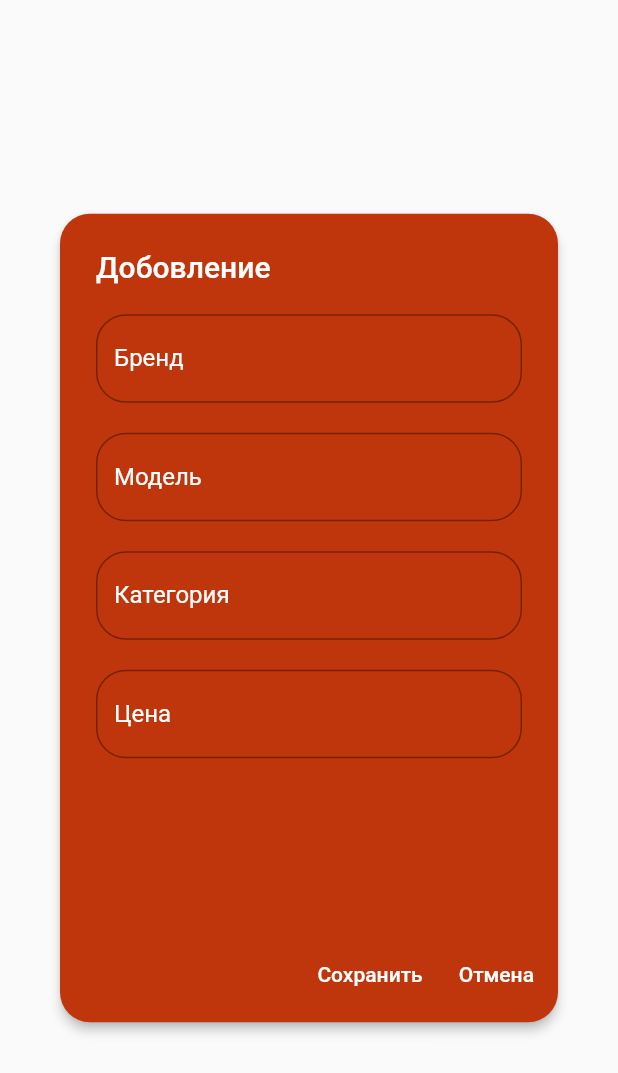
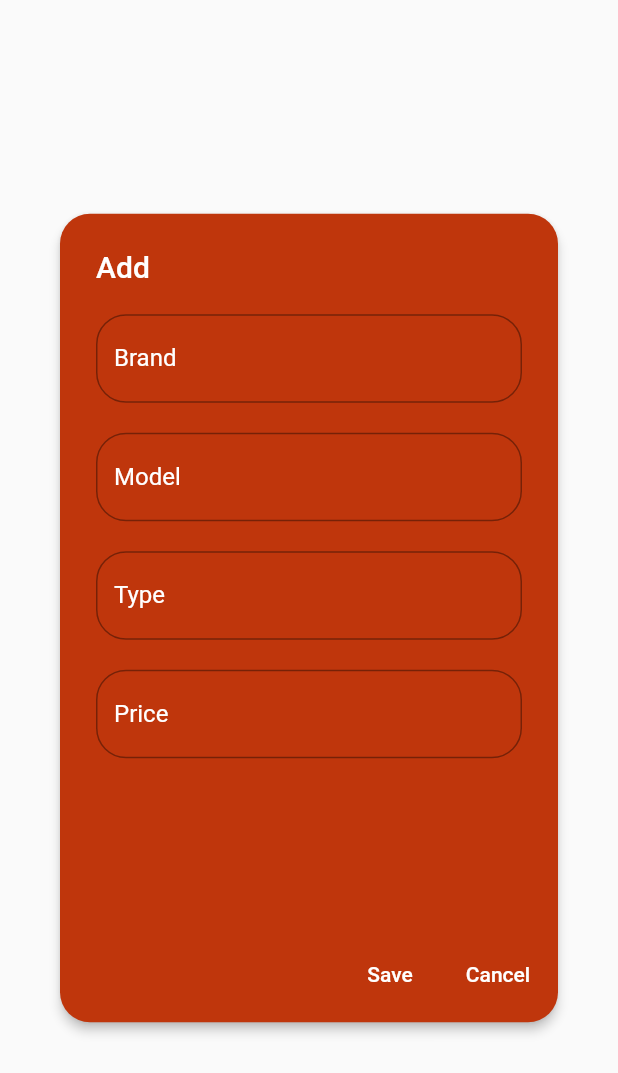
Before and after one commit to zhoomartnurlanuulu/hive_example, a Flutter app: the AppDialog widget shown alone on an empty page, opened directly, on a phone screen of 412 x 824 dp. Shown: the top 1073 px of the screen. Run offline on Flutter 3.47's test engine with Material 2 defaults, Android fonts, the phone set to English and light mode, and no system bars; our stand-ins replace auto_route, easy_localization, hive_flutter; missing offline and left inert: scaffold_gradient_background; accounts and stored records are empty.

Commit message:
easy localization changes

```diff
--- a/assets/l10n/en.json
+++ b/assets/l10n/en.json
@@ -1,5 +1,18 @@
 {
+    "main":{
+    "nothings":" Nothings here",
     "model":"Model:",
     "type": "Type:",
     "price":"Price:"
+},
+"dialog":{
+"add":"Add",
+"brand": "Brand",
+"model": "Model",
+"type": "Type",
+"price":"Price",
+"save": "Save",
+"cancel":"Cancel",
+"fil":"Fill out the form"
 }
+}
--- a/assets/l10n/ru.json
+++ b/assets/l10n/ru.json
@@ -1,5 +1,18 @@
 {
+    "main": {
+    "nothings":"Ничего нет",
     "model":"Модель:",
     "type": "Категория:",
     "price":"Цена:"
+},
+"dialog":{
+    "add":"Добавление",
+"brand": "Бренд",
+"model": "Модель",
+"type": "Категория",
+"price":"Цена",
+"save":"Сохранить",
+"cancel":"Отмена",
+"fil":"Заполните форму"
 }
+}
--- a/lib/widgets/alert_dialog.dart
+++ b/lib/widgets/alert_dialog.dart
@@ -1,8 +1,10 @@
 import 'package:auto_route/auto_route.dart';
+import 'package:easy_localization/easy_localization.dart';
 import 'package:flutter/material.dart';
 import 'package:hive_flutter/hive_flutter.dart';
 import 'package:hive_tutorial_app/feature/data/hive/gadget_model.dart';
 import 'package:hive_tutorial_app/feature/data/hive/hive_name.dart';
+import 'package:hive_tutorial_app/generated/locale_keys.g.dart';
 
 class AppDialog extends StatefulWidget {
   final formKey = GlobalKey<FormState>();
@@ -25,9 +27,9 @@ class _AppDialogState extends State<AppDialog> {
     return AlertDialog(
       shape: const RoundedRectangleBorder(
           borderRadius: BorderRadius.all(Radius.circular(20))),
-      title: const Text(
-        'Добовление',
-        style: TextStyle(color: Colors.white),
+      title: Text(
+        LocaleKeys.dialog_add.tr(),
+        style: const TextStyle(color: Colors.white),
       ),
       elevation: 3,
       backgroundColor: Colors.deepOrange[900],
@@ -37,9 +39,9 @@ class _AppDialogState extends State<AppDialog> {
               foregroundColor: Colors.transparent,
               shadowColor: Colors.transparent),
           onPressed: _validateAndSave,
-          child: const Text(
-            'Сохранить',
-            style: TextStyle(color: Colors.white),
+          child: Text(
+            LocaleKeys.dialog_save.tr(),
+            style: const TextStyle(color: Colors.white),
           ),
         ),
         TextButton(
@@ -49,9 +51,9 @@ class _AppDialogState extends State<AppDialog> {
           onPressed: () {
             context.router.pop(true);
           },
-          child: const Text(
-            'Отмена',
-            style: TextStyle(color: Colors.white),
+          child: Text(
+            LocaleKeys.dialog_cancel.tr(),
+            style: const TextStyle(color: Colors.white),
           ),
         ),
       ],
@@ -66,7 +68,9 @@ class _AppDialogState extends State<AppDialog> {
                   children: [
                     TextFormField(
                       validator: (val) {
-                        return val!.trim().isEmpty ? 'Заполните форму' : null;
+                        return val!.trim().isEmpty
+                            ? LocaleKeys.dialog_fil.tr()
+                            : null;
                       },
                       onChanged: (value) {
                         setState(() {
@@ -83,7 +87,7 @@ class _AppDialogState extends State<AppDialog> {
                               borderSide: const BorderSide(color: Colors.teal),
                               borderRadius: BorderRadius.circular(20)),
                           hintStyle: const TextStyle(color: Colors.white),
-                          label: const Text('Бренд'),
+                          label: Text(LocaleKeys.dialog_brand.tr()),
                           labelStyle: const TextStyle(color: Colors.white)),
                     ),
                     const SizedBox(
@@ -91,7 +95,9 @@ class _AppDialogState extends State<AppDialog> {
                     ),
                     TextFormField(
                       validator: (val) {
-                        return val!.trim().isEmpty ? 'Заполните форму' : null;
+                        return val!.trim().isEmpty
+                            ? LocaleKeys.dialog_fil.tr()
+                            : null;
                       },
                       onChanged: (value) {
                         setState(() {
@@ -108,7 +114,7 @@ class _AppDialogState extends State<AppDialog> {
                               borderSide: const BorderSide(color: Colors.teal),
                               borderRadius: BorderRadius.circular(20)),
                           hintStyle: const TextStyle(color: Colors.white),
-                          label: const Text('Модель'),
+                          label: Text(LocaleKeys.dialog_model.tr()),
                           labelStyle: const TextStyle(color: Colors.white)),
                     ),
                     const SizedBox(
@@ -116,7 +122,9 @@ class _AppDialogState extends State<AppDialog> {
                     ),
                     TextFormField(
                       validator: (val) {
-                        return val!.trim().isEmpty ? 'Заполните форму' : null;
+                        return val!.trim().isEmpty
+                            ? LocaleKeys.dialog_fil.tr()
+                            : null;
                       },
                       onChanged: (value) {
                         setState(() {
@@ -133,7 +141,7 @@ class _AppDialogState extends State<AppDialog> {
                               borderSide: const BorderSide(color: Colors.teal),
                               borderRadius: BorderRadius.circular(20)),
                           hintStyle: const TextStyle(color: Colors.white),
-                          label: const Text('Категория'),
+                          label: Text(LocaleKeys.dialog_type.tr()),
                           labelStyle: const TextStyle(color: Colors.white)),
                     ),
                     const SizedBox(
@@ -141,7 +149,9 @@ class _AppDialogState extends State<AppDialog> {
                     ),
                     TextFormField(
                       validator: (val) {
-                        return val!.trim().isEmpty ? 'Заполните форму' : null;
+                        return val!.trim().isEmpty
+                            ? LocaleKeys.dialog_fil.tr()
+                            : null;
                       },
                       onChanged: (value) {
                         setState(() {
@@ -158,7 +168,7 @@ class _AppDialogState extends State<AppDialog> {
                               borderSide: const BorderSide(color: Colors.teal),
                               borderRadius: BorderRadius.circular(20)),
                           hintStyle: const TextStyle(color: Colors.white),
-                          label: const Text('Цена'),
+                          label: Text(LocaleKeys.dialog_price.tr()),
                           labelStyle: const TextStyle(color: Colors.white)),
                     ),
                   ],
```
Also changed, not shown: lib/screens/first_screen.dart (+8 -7 lines), lib/generated/codegen_loader.g.dart, lib/generated/locale_keys.g.dart.
